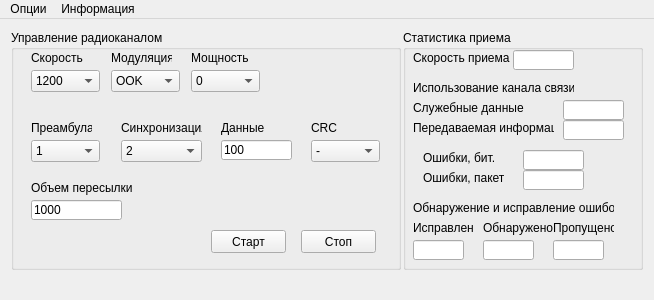
Old version of the form mainwindow.ui in the repository welemir/VarModemStudy.
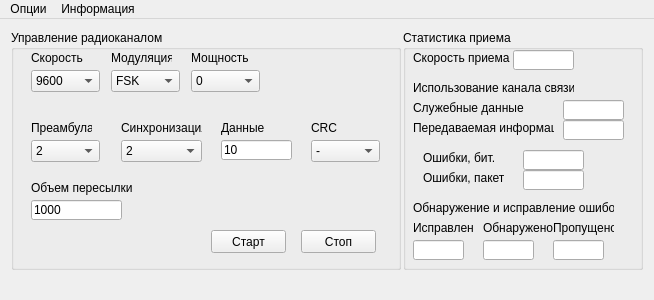
New version of the form.

```diff
--- a/mainwindow.ui
+++ b/mainwindow.ui
@@ -72,6 +72,9 @@
          <height>22</height>
         </rect>
        </property>
+       <property name="currentIndex">
+        <number>3</number>
+       </property>
        <item>
         <property name="text">
          <string>1200</string>
@@ -125,6 +128,9 @@
          <height>22</height>
         </rect>
        </property>
+       <property name="currentIndex">
+        <number>1</number>
+       </property>
        <item>
         <property name="text">
          <string>OOK</string>
@@ -201,6 +207,9 @@
          <height>22</height>
         </rect>
        </property>
+       <property name="currentIndex">
+        <number>1</number>
+       </property>
        <item>
         <property name="text">
          <string>1</string>
@@ -370,7 +379,7 @@
         </rect>
        </property>
        <property name="text">
-        <string>100</string>
+        <string>10</string>
        </property>
       </widget>
       <widget class="QLineEdit" name="lineEditTxTotalDataLength">
```
